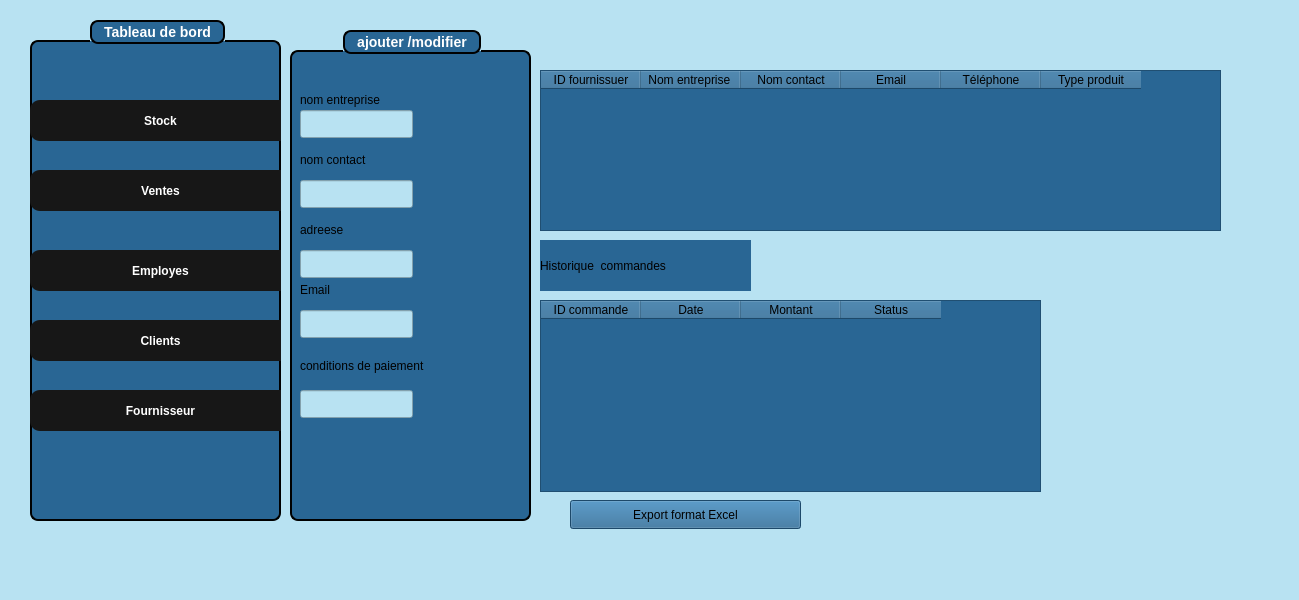
The window that fournisseurwindow.ui (Esprit-UP-Algo/projetcpp-2a25-s1-smart-optical-store) describes before a commit, drawn with Qt 5.
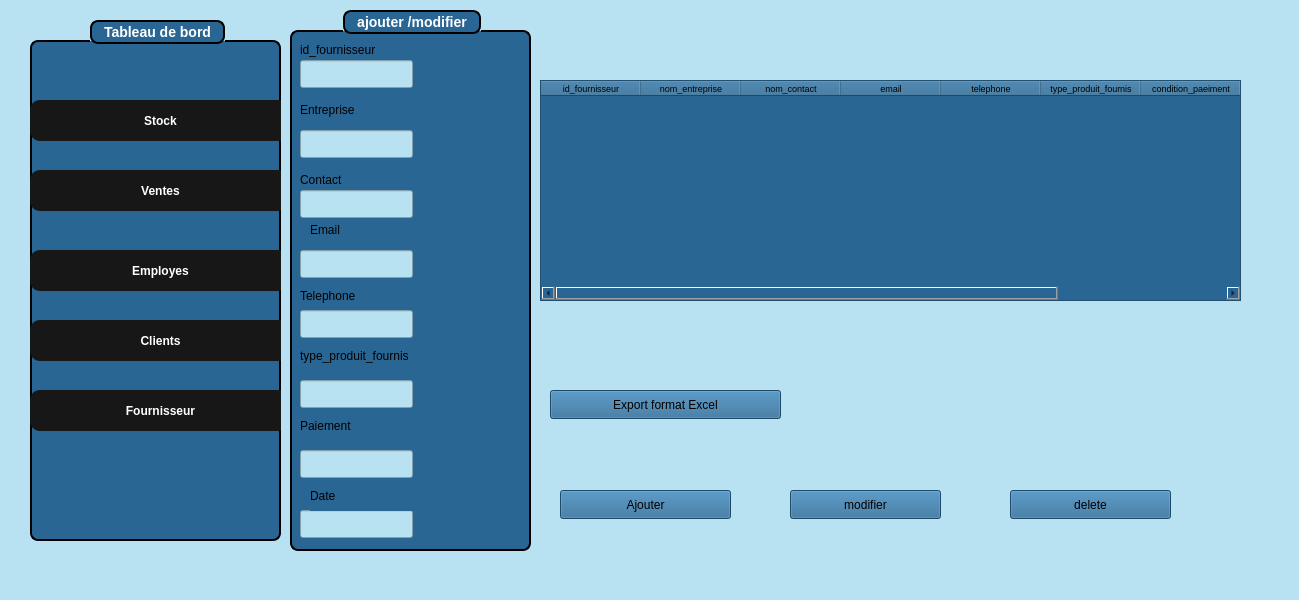
The same window after the commit. Icons and pictures are not drawn.

```diff
--- a/fournisseurwindow.ui
+++ b/fournisseurwindow.ui
@@ -30,13 +30,170 @@
      <number>0</number>
     </property>
     <widget class="QWidget" name="page">
+     <widget class="QPushButton" name="pushButton_6">
+      <property name="geometry">
+       <rect>
+        <x>260</x>
+        <y>400</y>
+        <width>231</width>
+        <height>29</height>
+       </rect>
+      </property>
+      <property name="styleSheet">
+       <string notr="true"> background-color: rgb(41, 102, 148);</string>
+      </property>
+      <property name="text">
+       <string>Export format Excel</string>
+      </property>
+     </widget>
+     <widget class="QTableWidget" name="tableWidget_2">
+      <property name="geometry">
+       <rect>
+        <x>250</x>
+        <y>90</y>
+        <width>701</width>
+        <height>221</height>
+       </rect>
+      </property>
+      <property name="styleSheet">
+       <string notr="true"> background-color: rgb(41, 102, 148);</string>
+      </property>
+      <column>
+       <property name="text">
+        <string>id_fournisseur</string>
+       </property>
+       <property name="font">
+        <font>
+         <pointsize>7</pointsize>
+        </font>
+       </property>
+      </column>
+      <column>
+       <property name="text">
+        <string>nom_entreprise</string>
+       </property>
+       <property name="font">
+        <font>
+         <pointsize>7</pointsize>
+        </font>
+       </property>
+      </column>
+      <column>
+       <property name="text">
+        <string>nom_contact</string>
+       </property>
+       <property name="font">
+        <font>
+         <pointsize>7</pointsize>
+        </font>
+       </property>
+      </column>
+      <column>
+       <property name="text">
+        <string>email</string>
+       </property>
+       <property name="font">
+        <font>
+         <pointsize>7</pointsize>
+        </font>
+       </property>
+      </column>
+      <column>
+       <property name="text">
+        <string>telephone</string>
+       </property>
+       <property name="font">
+        <font>
+         <pointsize>7</pointsize>
+        </font>
+       </property>
+      </column>
+      <column>
+       <property name="text">
+        <string>type_produit_fournis</string>
+       </property>
+       <property name="font">
+        <font>
+         <pointsize>7</pointsize>
+        </font>
+       </property>
+      </column>
+      <column>
+       <property name="text">
+        <string>condition_paeiment</string>
+       </property>
+       <property name="font">
+        <font>
+         <pointsize>7</pointsize>
+        </font>
+       </property>
+      </column>
+      <column>
+       <property name="text">
+        <string>historique</string>
+       </property>
+       <property name="font">
+        <font>
+         <pointsize>7</pointsize>
+        </font>
+       </property>
+      </column>
+     </widget>
+     <widget class="QPushButton" name="pushButton_ajouter">
+      <property name="geometry">
+       <rect>
+        <x>270</x>
+        <y>500</y>
+        <width>171</width>
+        <height>29</height>
+       </rect>
+      </property>
+      <property name="styleSheet">
+       <string notr="true"> background-color: rgb(41, 102, 148);</string>
+      </property>
+      <property name="text">
+       <string>Ajouter</string>
+      </property>
+     </widget>
+     <widget class="QPushButton" name="pushButton_modifier">
+      <property name="geometry">
+       <rect>
+        <x>500</x>
+        <y>500</y>
+        <width>151</width>
+        <height>29</height>
+       </rect>
+      </property>
+      <property name="styleSheet">
+       <string notr="true"> background-color: rgb(41, 102, 148);</string>
+      </property>
+      <property name="text">
+       <string>modifier</string>
+      </property>
+     </widget>
+     <widget class="QPushButton" name="pushButton_delete">
+      <property name="geometry">
+       <rect>
+        <x>720</x>
+        <y>500</y>
+        <width>161</width>
+        <height>29</height>
+       </rect>
+      </property>
+      <property name="styleSheet">
+       <string notr="true"> background-color: rgb(41, 102, 148);</string>
+      </property>
+      <property name="text">
+       <string>delete</string>
+      </property>
+     </widget>
      <widget class="QGroupBox" name="groupBox_2">
       <property name="geometry">
        <rect>
         <x>0</x>
-        <y>40</y>
+        <y>20</y>
         <width>241</width>
-        <height>491</height>
+        <height>541</height>
        </rect>
       </property>
       <property name="styleSheet">
@@ -66,8 +223,8 @@
        <property name="geometry">
         <rect>
          <x>10</x>
-         <y>60</y>
-         <width>101</width>
+         <y>30</y>
+         <width>111</width>
          <height>20</height>
         </rect>
        </property>
@@ -76,14 +233,14 @@
 </string>
        </property>
        <property name="text">
-        <string>nom entreprise</string>
+        <string>id_fournisseur</string>
        </property>
       </widget>
       <widget class="QLabel" name="label_6">
        <property name="geometry">
         <rect>
          <x>10</x>
-         <y>120</y>
+         <y>90</y>
          <width>101</width>
          <height>20</height>
         </rect>
@@ -93,14 +250,14 @@
 </string>
        </property>
        <property name="text">
-        <string>nom contact</string>
+        <string>Entreprise</string>
        </property>
       </widget>
       <widget class="QLabel" name="label_2">
        <property name="geometry">
         <rect>
          <x>10</x>
-         <y>190</y>
+         <y>160</y>
          <width>101</width>
          <height>20</height>
         </rect>
@@ -110,14 +267,14 @@
 </string>
        </property>
        <property name="text">
-        <string>adreese</string>
+        <string>Contact</string>
        </property>
       </widget>
       <widget class="QLabel" name="label_3">
        <property name="geometry">
         <rect>
-         <x>10</x>
-         <y>250</y>
+         <x>20</x>
+         <y>210</y>
          <width>101</width>
          <height>20</height>
         </rect>
@@ -134,7 +291,7 @@
        <property name="geometry">
         <rect>
          <x>10</x>
-         <y>320</y>
+         <y>270</y>
          <width>161</width>
          <height>31</height>
         </rect>
@@ -144,14 +301,14 @@
 </string>
        </property>
        <property name="text">
-        <string>conditions de paiement</string>
+        <string>Telephone</string>
        </property>
       </widget>
       <widget class="QLineEdit" name="lineEdit">
        <property name="geometry">
         <rect>
          <x>10</x>
-         <y>80</y>
+         <y>50</y>
          <width>113</width>
          <height>28</height>
         </rect>
@@ -164,7 +321,7 @@
        <property name="geometry">
         <rect>
          <x>10</x>
-         <y>150</y>
+         <y>120</y>
          <width>113</width>
          <height>28</height>
         </rect>
@@ -177,7 +334,7 @@
        <property name="geometry">
         <rect>
          <x>10</x>
-         <y>220</y>
+         <y>180</y>
          <width>113</width>
          <height>28</height>
         </rect>
@@ -190,7 +347,7 @@
        <property name="geometry">
         <rect>
          <x>10</x>
-         <y>280</y>
+         <y>240</y>
          <width>113</width>
          <height>28</height>
         </rect>
@@ -203,7 +360,7 @@
        <property name="geometry">
         <rect>
          <x>10</x>
-         <y>360</y>
+         <y>300</y>
          <width>113</width>
          <height>28</height>
         </rect>
@@ -212,114 +369,96 @@
         <string/>
        </property>
       </widget>
-     </widget>
-     <widget class="QTableWidget" name="tableWidget">
-      <property name="geometry">
-       <rect>
-        <x>250</x>
-        <y>310</y>
-        <width>501</width>
-        <height>192</height>
-       </rect>
-      </property>
-      <property name="styleSheet">
-       <string notr="true"> background-color: rgb(41, 102, 148);</string>
-      </property>
-      <column>
+      <widget class="QLineEdit" name="lineEdit_11">
+       <property name="geometry">
+        <rect>
+         <x>10</x>
+         <y>500</y>
+         <width>113</width>
+         <height>28</height>
+        </rect>
+       </property>
        <property name="text">
-        <string>ID commande</string>
+        <string/>
        </property>
-      </column>
-      <column>
+      </widget>
+      <widget class="QLineEdit" name="lineEdit_12">
+       <property name="geometry">
+        <rect>
+         <x>10</x>
+         <y>440</y>
+         <width>113</width>
+         <height>28</height>
+        </rect>
+       </property>
+       <property name="text">
+        <string/>
+       </property>
+      </widget>
+      <widget class="QLineEdit" name="lineEdit_13">
+       <property name="geometry">
+        <rect>
+         <x>10</x>
+         <y>370</y>
+         <width>113</width>
+         <height>28</height>
+        </rect>
+       </property>
+       <property name="text">
+        <string/>
+       </property>
+      </widget>
+      <widget class="QLabel" name="label_11">
+       <property name="geometry">
+        <rect>
+         <x>10</x>
+         <y>330</y>
+         <width>161</width>
+         <height>31</height>
+        </rect>
+       </property>
+       <property name="styleSheet">
+        <string notr="true"> background-color: rgb(41, 102, 148); 
+</string>
+       </property>
+       <property name="text">
+        <string>type_produit_fournis</string>
+       </property>
+      </widget>
+      <widget class="QLabel" name="label_12">
+       <property name="geometry">
+        <rect>
+         <x>20</x>
+         <y>470</y>
+         <width>161</width>
+         <height>31</height>
+        </rect>
+       </property>
+       <property name="styleSheet">
+        <string notr="true"> background-color: rgb(41, 102, 148); 
+</string>
+       </property>
        <property name="text">
         <string>Date</string>
        </property>
-      </column>
-      <column>
-       <property name="text">
-        <string>Montant</string>
+      </widget>
+      <widget class="QLabel" name="label_13">
+       <property name="geometry">
+        <rect>
+         <x>10</x>
+         <y>400</y>
+         <width>161</width>
+         <height>31</height>
+        </rect>
        </property>
-      </column>
-      <column>
-       <property name="text">
-        <string>Status</string>
+       <property name="styleSheet">
+        <string notr="true"> background-color: rgb(41, 102, 148); 
+</string>
        </property>
-      </column>
-     </widget>
-     <widget class="QTableWidget" name="tableWidget_2">
-      <property name="geometry">
-       <rect>
-        <x>250</x>
-        <y>80</y>
-        <width>681</width>
-        <height>161</height>
-       </rect>
-      </property>
-      <property name="styleSheet">
-       <string notr="true"> background-color: rgb(41, 102, 148);</string>
-      </property>
-      <column>
        <property name="text">
-        <string>ID fournissuer</string>
+        <string>Paiement</string>
        </property>
-      </column>
-      <column>
-       <property name="text">
-        <string>Nom entreprise </string>
-       </property>
-      </column>
-      <column>
-       <property name="text">
-        <string>Nom contact</string>
-       </property>
-      </column>
-      <column>
-       <property name="text">
-        <string>Email</string>
-       </property>
-      </column>
-      <column>
-       <property name="text">
-        <string>Téléphone</string>
-       </property>
-      </column>
-      <column>
-       <property name="text">
-        <string>Type produit</string>
-       </property>
-      </column>
-     </widget>
-     <widget class="QLabel" name="label_5">
-      <property name="geometry">
-       <rect>
-        <x>250</x>
-        <y>250</y>
-        <width>211</width>
-        <height>51</height>
-       </rect>
-      </property>
-      <property name="styleSheet">
-       <string notr="true"> background-color: rgb(41, 102, 148);</string>
-      </property>
-      <property name="text">
-       <string>Historique  commandes</string>
-      </property>
-     </widget>
-     <widget class="QPushButton" name="pushButton_6">
-      <property name="geometry">
-       <rect>
-        <x>280</x>
-        <y>510</y>
-        <width>231</width>
-        <height>29</height>
-       </rect>
-      </property>
-      <property name="styleSheet">
-       <string notr="true"> background-color: rgb(41, 102, 148);</string>
-      </property>
-      <property name="text">
-       <string>Export format Excel</string>
-      </property>
+      </widget>
      </widget>
     </widget>
     <widget class="QWidget" name="page_2"/>
@@ -330,7 +469,7 @@
       <x>30</x>
       <y>20</y>
       <width>251</width>
-      <height>501</height>
+      <height>521</height>
      </rect>
     </property>
     <property name="styleSheet">
```
Left out of the diff: 3 changed lines with no effect on the pictures.
